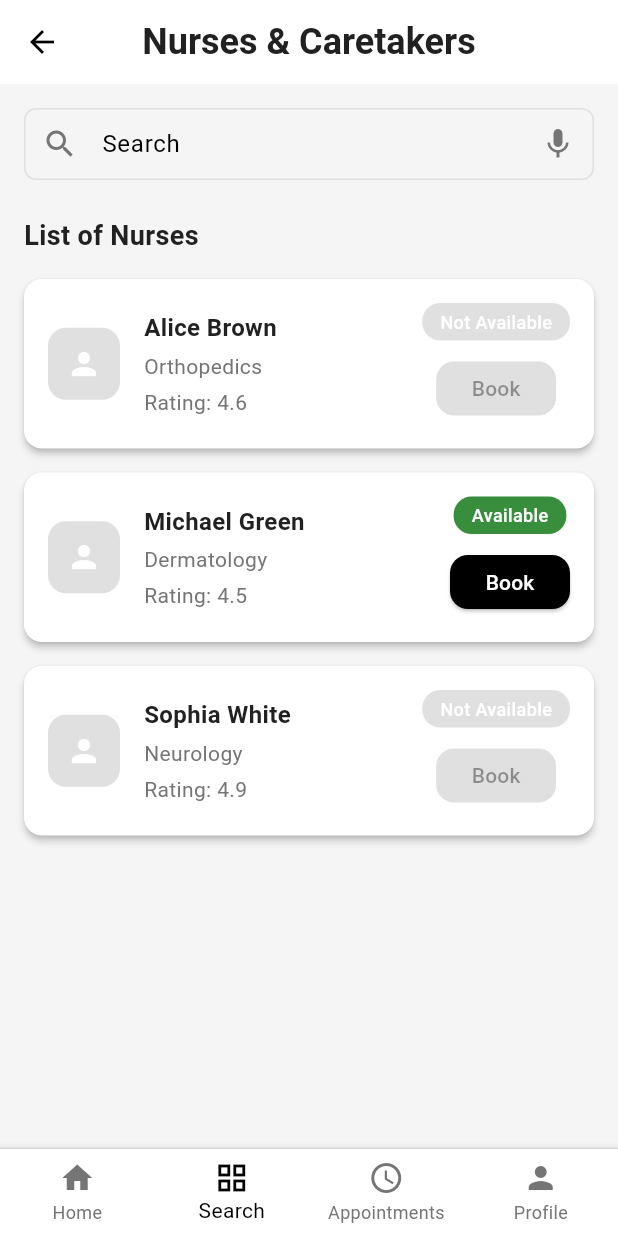
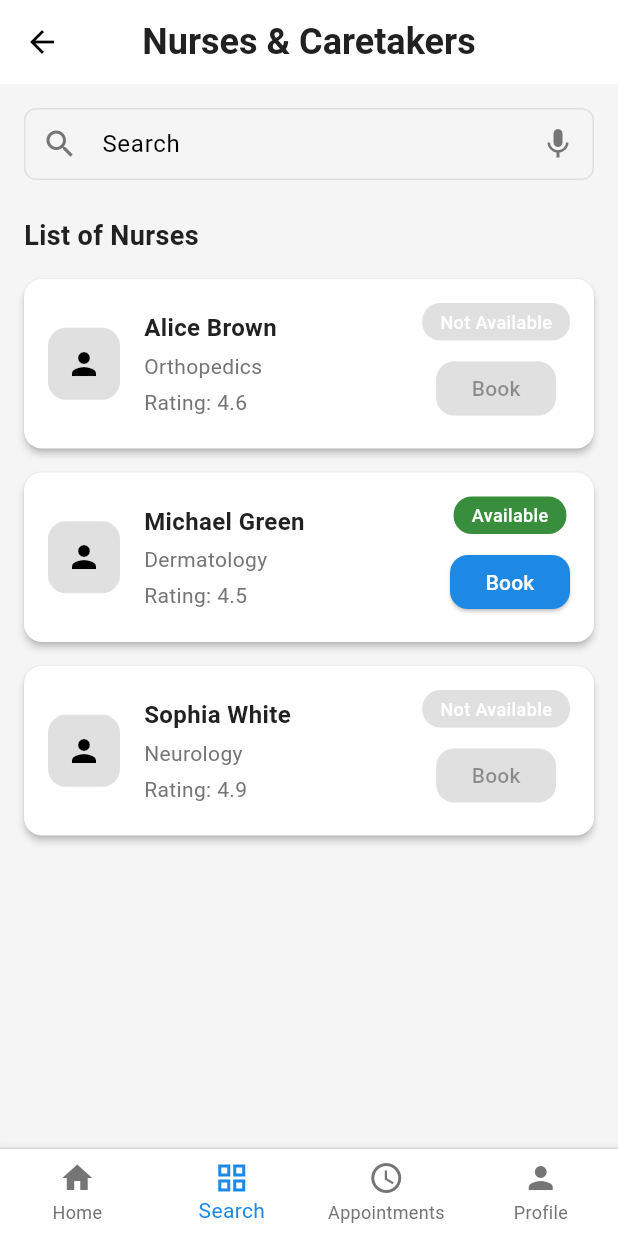
Before and after one commit to neuraquill/dycare, a Flutter app: the SearchScreen screen opened by its route, on a phone screen of 412 x 824 dp. Run offline on Flutter 3.47's test engine with Material 3 defaults, Android fonts, the light colour scheme and no system bars; our stand-ins replace get, image_picker, pin_code_fields, table_calendar; accounts and stored records are empty; network calls fail.

Commit message:
appointment_details implemented

```diff
--- a/lib/presentation/appointments/my_appointments/my_appointments_screen.dart
+++ b/lib/presentation/appointments/my_appointments/my_appointments_screen.dart
@@ -209,10 +209,10 @@ class MyAppointmentsScreen extends GetWidget<MyAppointmentsController> {
       ),
       child: BottomNavigationBar(
         type: BottomNavigationBarType.fixed,
-        selectedItemColor: AppColors.textPrimary,
+        selectedItemColor: AppColors.primary,
         unselectedItemColor: AppColors.textSecondary,
         backgroundColor: AppColors.white,
-        currentIndex: 1, // Set the Search tab as active
+        currentIndex: 2, // Set the Search tab as active
         onTap: (index) {
           switch (index) {
             case 0:
--- a/lib/presentation/appointments/search/search_screen.dart
+++ b/lib/presentation/appointments/search/search_screen.dart
@@ -62,13 +62,19 @@ class SearchScreen extends StatelessWidget {
               ),
             ),
             const SizedBox(height: 16), // Spacing
-            Obx(
-              () => Expanded(
-                child: ListView.builder(
+            Expanded(
+              child: Obx(
+                () => ListView.builder(
                   itemCount: controller.filteredNurses.length,
                   itemBuilder: (context, index) {
                     final nurse = controller.filteredNurses[index];
-                    return Card(
+                    return GestureDetector(
+                      onTap: () {
+                        // Navigate to appointment details on card tap
+                        Get.toNamed(Routes.APPOINTMENT_DETAILS);
+                      },
+                      child: Card(
+                        color: AppColors.white, // Set explicit background color
                         elevation: 2,
                         shape: RoundedRectangleBorder(
                           borderRadius: BorderRadius.circular(12),
@@ -87,8 +93,14 @@ class SearchScreen extends StatelessWidget {
                                   borderRadius: BorderRadius.circular(12),
                                 ),
                                 child: nurse.profilePicture != null
-                                  ? Image.network(nurse.profilePicture!)
-                                  : const Icon(Icons.person, color: AppColors.white),
+                                    ? ClipRRect(
+                                        borderRadius: BorderRadius.circular(12),
+                                        child: Image.network(
+                                          nurse.profilePicture!,
+                                          fit: BoxFit.cover,
+                                        ),
+                                      )
+                                    : const Icon(Icons.person, color: AppColors.black),
                               ),
                               const SizedBox(width: 16), // Spacing
                               // Nurse Details
@@ -148,9 +160,16 @@ class SearchScreen extends StatelessWidget {
                                   ),
                                   const SizedBox(height: 8),
                                   ElevatedButton(
-                                  onPressed: controller.isAvailable(nurse.availableDays) ? () {} : null,
+                                    onPressed: controller.isAvailable(nurse.availableDays)
+                                        ? () {
+                                            // Redirect to Book Appointment
+                                            Get.toNamed(Routes.BOOK_APPOINTMENT);
+                                          }
+                                        : null,
                                     style: ElevatedButton.styleFrom(
-                                    backgroundColor: AppColors.black,
+                                      backgroundColor: controller.isAvailable(nurse.availableDays)
+                                          ? AppColors.primary
+                                          : AppColors.inputBorder,
                                       foregroundColor: AppColors.white,
                                       minimumSize: const Size(80, 36),
                                       shape: RoundedRectangleBorder(
@@ -162,6 +181,7 @@ class SearchScreen extends StatelessWidget {
                                 ],
                               ),
                             ],
+                          ),
                         ),
                       ),
                     );
@@ -182,7 +202,7 @@ class SearchScreen extends StatelessWidget {
         ),
         child: BottomNavigationBar(
           type: BottomNavigationBarType.fixed,
-          selectedItemColor: AppColors.black,
+          selectedItemColor: AppColors.primary,
           unselectedItemColor: AppColors.textSecondary,
           backgroundColor: AppColors.white,
           currentIndex: 1, // Set the Search tab as active
--- a/lib/presentation/profile/view_profile/view_profile_screen.dart
+++ b/lib/presentation/profile/view_profile/view_profile_screen.dart
@@ -128,7 +128,7 @@ class ViewProfileScreen extends StatelessWidget {
         selectedItemColor: AppColors.primary,
         unselectedItemColor: AppColors.textSecondary,
         backgroundColor: AppColors.white,
-        currentIndex: 1, // Set the Search tab as active
+        currentIndex: 3, // Set the Search tab as active
         onTap: (index) {
           switch (index) {
             case 0:
--- a/lib/routes/app_routes.dart
+++ b/lib/routes/app_routes.dart
@@ -4,10 +4,7 @@ part of 'app_pages.dart';
 
 abstract class Routes {
   static const LOGIN = '/login';
-  static const SIGNUP = '/signup';
-  static const FORGOT_PASSWORD = '/forgot-password';
   static const OTP = '/otp';
-  static const RESET_PASSWORD = '/reset-password';
   static const HOME = '/home';
   static const BOOK_APPOINTMENT = '/book-appointment';
   static const APPOINTMENT_DETAILS = '/appointment-details';
```
Also changed, not shown: lib/presentation/appointments/appointment_details/appointment_details_screen.dart (+100 -60 lines), lib/presentation/appointments/appointment_details/controller/appointment_details_controller.dart (+10 -4 lines), lib/presentation/home/home_screen.dart (+17 -3 lines), lib/theme/custom_text_style.dart (+8 -0 lines). Lines whose indentation alone changed are shown as unchanged.
